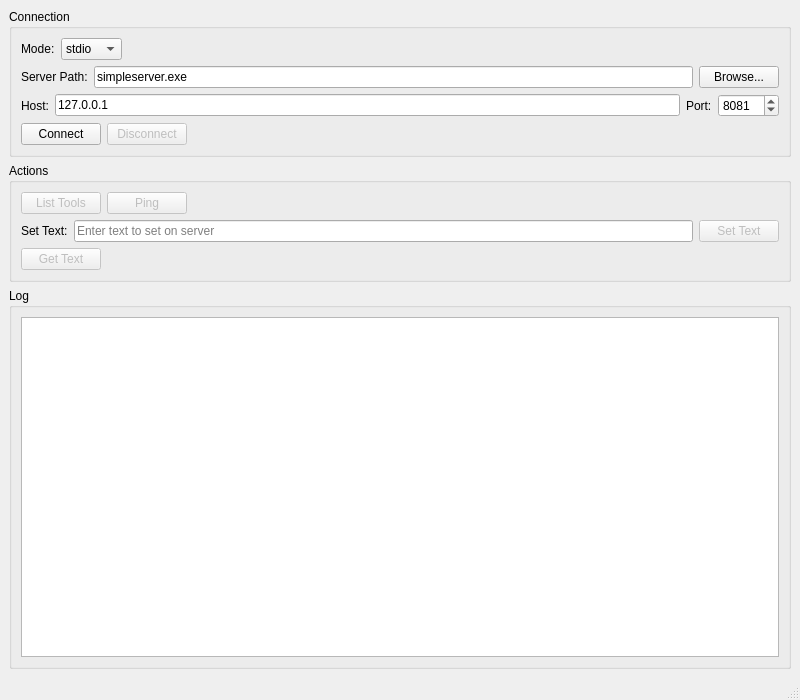
Old version of the form qt-mcp-sdk/examples/simpleclient/MainWindow.ui in the repository mrchipset/my-qt-mcp-sdk.
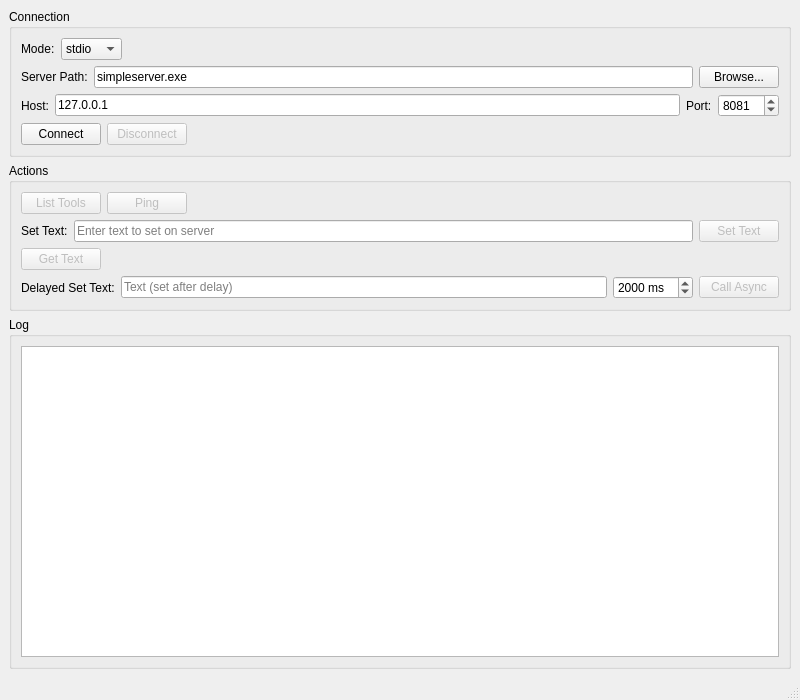
New version of the form.

Commit message: FEAT: add an async tool call function

What changed in the file:
```diff
--- a/qt-mcp-sdk/examples/simpleclient/MainWindow.ui
+++ b/qt-mcp-sdk/examples/simpleclient/MainWindow.ui
@@ -190,6 +190,48 @@
          </item>
         </layout>
        </item>
+       <item>
+        <layout class="QHBoxLayout" name="delayedSetTextRow">
+         <item>
+          <widget class="QLabel" name="delayedSetTextLabel">
+           <property name="text"><string>Delayed Set Text:</string></property>
+          </widget>
+         </item>
+         <item>
+          <widget class="QLineEdit" name="delayedSetTextEdit">
+           <property name="placeholderText"><string>Text (set after delay)</string></property>
+          </widget>
+         </item>
+         <item>
+          <widget class="QSpinBox" name="delayMsSpin">
+           <property name="prefix">
+            <string/>
+           </property>
+           <property name="suffix">
+            <string> ms</string>
+           </property>
+           <property name="minimum">
+            <number>100</number>
+           </property>
+           <property name="maximum">
+            <number>30000</number>
+           </property>
+           <property name="singleStep">
+            <number>100</number>
+           </property>
+           <property name="value">
+            <number>2000</number>
+           </property>
+          </widget>
+         </item>
+         <item>
+          <widget class="QPushButton" name="delayedSetTextBtn">
+           <property name="text"><string>Call Async</string></property>
+           <property name="enabled"><bool>false</bool></property>
+          </widget>
+         </item>
+        </layout>
+       </item>
       </layout>
      </widget>
     </item>
```
The commit also changes 14 other files.
